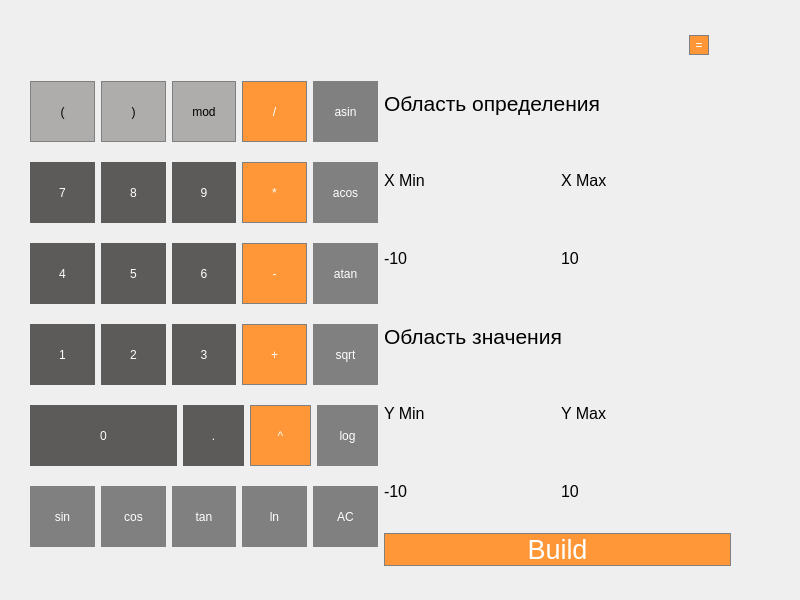
This is src/app/mainwindow.ui in SSkimos/smart_calc as Qt 5 draws it before an edit. The edited form follows.
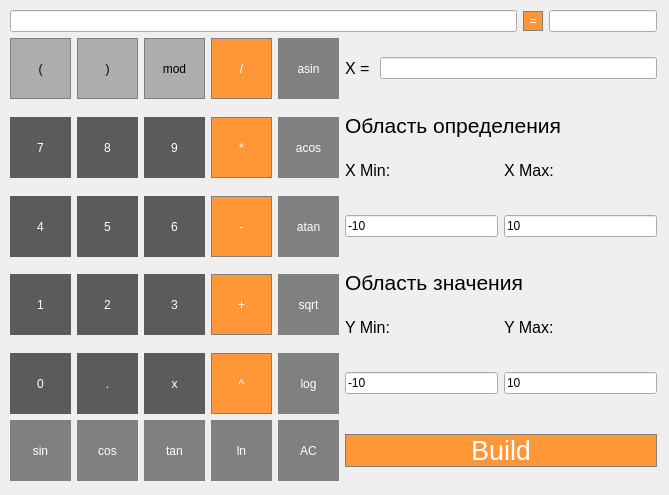
This is the edited form.

Diff of the .ui file:
```diff
--- a/src/app/mainwindow.ui
+++ b/src/app/mainwindow.ui
@@ -6,8 +6,8 @@
    <rect>
     <x>0</x>
     <y>0</y>
-    <width>800</width>
-    <height>600</height>
+    <width>669</width>
+    <height>495</height>
    </rect>
   </property>
   <property name="windowTitle">
@@ -17,35 +17,20 @@
    <widget class="QWidget" name="layoutWidget">
     <property name="geometry">
      <rect>
-      <x>30</x>
-      <y>30</y>
-      <width>701</width>
-      <height>536</height>
+      <x>10</x>
+      <y>10</y>
+      <width>647</width>
+      <height>471</height>
      </rect>
     </property>
     <layout class="QVBoxLayout" name="verticalLayout_3">
      <item>
       <layout class="QHBoxLayout" name="horizontalLayout_9">
-       <item>
-        <widget class="QLabel" name="label_str">
-         <property name="sizePolicy">
-          <sizepolicy hsizetype="MinimumExpanding" vsizetype="Fixed">
-           <horstretch>200</horstretch>
-           <verstretch>200</verstretch>
-          </sizepolicy>
-         </property>
-         <property name="font">
-          <font>
-           <pointsize>20</pointsize>
-          </font>
-         </property>
-         <property name="text">
-          <string/>
-         </property>
-        </widget>
-       </item>
        <item>
         <layout class="QHBoxLayout" name="horizontalLayout_10">
+         <item>
+          <widget class="QLineEdit" name="lineEdit_str"/>
+         </item>
          <item>
           <widget class="QPushButton" name="pushButton_ans">
            <property name="sizePolicy">
@@ -77,20 +62,18 @@
           </widget>
          </item>
          <item>
-          <widget class="QLabel" name="label_show">
+          <widget class="QLineEdit" name="lineEdit_ans">
            <property name="sizePolicy">
-            <sizepolicy hsizetype="Maximum" vsizetype="Fixed">
-             <horstretch>61</horstretch>
-             <verstretch>61</verstretch>
+            <sizepolicy hsizetype="Fixed" vsizetype="Fixed">
+             <horstretch>0</horstretch>
+             <verstretch>0</verstretch>
             </sizepolicy>
            </property>
-           <property name="font">
-            <font>
-             <pointsize>20</pointsize>
-            </font>
-           </property>
-           <property name="text">
-            <string/>
+           <property name="minimumSize">
+            <size>
+             <width>50</width>
+             <height>0</height>
+            </size>
            </property>
           </widget>
          </item>
@@ -224,6 +207,44 @@
              </property>
             </widget>
            </item>
+           <item>
+            <layout class="QHBoxLayout" name="horizontalLayout_18">
+             <item>
+              <widget class="QLabel" name="label_16">
+               <property name="sizePolicy">
+                <sizepolicy hsizetype="Minimum" vsizetype="Fixed">
+                 <horstretch>0</horstretch>
+                 <verstretch>0</verstretch>
+                </sizepolicy>
+               </property>
+               <property name="font">
+                <font>
+                 <pointsize>12</pointsize>
+                </font>
+               </property>
+               <property name="text">
+                <string>X = </string>
+               </property>
+              </widget>
+             </item>
+             <item>
+              <widget class="QLineEdit" name="lineEdit_x_val">
+               <property name="sizePolicy">
+                <sizepolicy hsizetype="Expanding" vsizetype="Fixed">
+                 <horstretch>0</horstretch>
+                 <verstretch>0</verstretch>
+                </sizepolicy>
+               </property>
+               <property name="minimumSize">
+                <size>
+                 <width>50</width>
+                 <height>0</height>
+                </size>
+               </property>
+              </widget>
+             </item>
+            </layout>
+           </item>
           </layout>
          </item>
          <item>
@@ -349,6 +370,56 @@
              </property>
             </widget>
            </item>
+           <item>
+            <layout class="QVBoxLayout" name="verticalLayout_4">
+             <item>
+              <widget class="QLabel" name="label_7">
+               <property name="sizePolicy">
+                <sizepolicy hsizetype="Expanding" vsizetype="Preferred">
+                 <horstretch>0</horstretch>
+                 <verstretch>0</verstretch>
+                </sizepolicy>
+               </property>
+               <property name="font">
+                <font>
+                 <pointsize>16</pointsize>
+                </font>
+               </property>
+               <property name="text">
+                <string>Область определения</string>
+               </property>
+              </widget>
+             </item>
+             <item>
+              <layout class="QHBoxLayout" name="horizontalLayout_16">
+               <item>
+                <widget class="QLabel" name="label_11">
+                 <property name="font">
+                  <font>
+                   <pointsize>12</pointsize>
+                  </font>
+                 </property>
+                 <property name="text">
+                  <string>X Min:</string>
+                 </property>
+                </widget>
+               </item>
+               <item>
+                <widget class="QLabel" name="label_12">
+                 <property name="font">
+                  <font>
+                   <pointsize>12</pointsize>
+                  </font>
+                 </property>
+                 <property name="text">
+                  <string>X Max:</string>
+                 </property>
+                </widget>
+               </item>
+              </layout>
+             </item>
+            </layout>
+           </item>
           </layout>
          </item>
          <item>
@@ -473,6 +544,36 @@
              </property>
             </widget>
            </item>
+           <item>
+            <layout class="QHBoxLayout" name="horizontalLayout_19">
+             <item>
+              <widget class="QLineEdit" name="lineEdit_x_min">
+               <property name="sizePolicy">
+                <sizepolicy hsizetype="Expanding" vsizetype="Fixed">
+                 <horstretch>0</horstretch>
+                 <verstretch>0</verstretch>
+                </sizepolicy>
+               </property>
+               <property name="text">
+                <string>-10</string>
+               </property>
+              </widget>
+             </item>
+             <item>
+              <widget class="QLineEdit" name="lineEdit_x_max">
+               <property name="sizePolicy">
+                <sizepolicy hsizetype="Expanding" vsizetype="Fixed">
+                 <horstretch>0</horstretch>
+                 <verstretch>0</verstretch>
+                </sizepolicy>
+               </property>
+               <property name="text">
+                <string>10</string>
+               </property>
+              </widget>
+             </item>
+            </layout>
+           </item>
           </layout>
          </item>
          <item>
@@ -597,6 +698,60 @@
              </property>
             </widget>
            </item>
+           <item>
+            <layout class="QVBoxLayout" name="verticalLayout_5">
+             <item>
+              <widget class="QLabel" name="label_13">
+               <property name="sizePolicy">
+                <sizepolicy hsizetype="Expanding" vsizetype="Preferred">
+                 <horstretch>0</horstretch>
+                 <verstretch>0</verstretch>
+                </sizepolicy>
+               </property>
+               <property name="font">
+                <font>
+                 <pointsize>16</pointsize>
+                </font>
+               </property>
+               <property name="text">
+                <string>Область значения</string>
+               </property>
+              </widget>
+             </item>
+             <item>
+              <layout class="QVBoxLayout" name="verticalLayout_6">
+               <item>
+                <layout class="QHBoxLayout" name="horizontalLayout_17">
+                 <item>
+                  <widget class="QLabel" name="label_14">
+                   <property name="font">
+                    <font>
+                     <pointsize>12</pointsize>
+                    </font>
+                   </property>
+                   <property name="text">
+                    <string>Y Min:</string>
+                   </property>
+                  </widget>
+                 </item>
+                 <item>
+                  <widget class="QLabel" name="label_15">
+                   <property name="font">
+                    <font>
+                     <pointsize>12</pointsize>
+                    </font>
+                   </property>
+                   <property name="text">
+                    <string>Y Max:</string>
+                   </property>
+                  </widget>
+                 </item>
+                </layout>
+               </item>
+              </layout>
+             </item>
+            </layout>
+           </item>
           </layout>
          </item>
          <item>
@@ -625,32 +780,56 @@
              </property>
             </widget>
            </item>
+           <item>
+            <widget class="QPushButton" name="pushButton_dot">
+             <property name="minimumSize">
+              <size>
+               <width>61</width>
+               <height>61</height>
+              </size>
+             </property>
+             <property name="styleSheet">
+              <string notr="true">QPushButton {
+	background-color:  rgb(93, 91, 89);
+	color: white;
+	border: 1px rgb(134, 132, 130);
+}
+QPushButton:pressed {
+	background-color: qlinegradient(x1: 0, y1: 0, x2: 0, y2: 1
+	stop: 0 #FF7832, stop: 1 #FF9739)
+}</string>
+             </property>
+             <property name="text">
+              <string>.</string>
+             </property>
+            </widget>
+           </item>
+           <item>
+            <widget class="QPushButton" name="pushButton_x">
+             <property name="minimumSize">
+              <size>
+               <width>61</width>
+               <height>61</height>
+              </size>
+             </property>
+             <property name="styleSheet">
+              <string notr="true">QPushButton {
+	background-color:  rgb(93, 91, 89);
+	color: white;
+	border: 1px rgb(134, 132, 130);
+}
+QPushButton:pressed {
+	background-color: qlinegradient(x1: 0, y1: 0, x2: 0, y2: 1
+	stop: 0 #FF7832, stop: 1 #FF9739)
+}</string>
+             </property>
+             <property name="text">
+              <string>x</string>
+             </property>
+            </widget>
+           </item>
            <item>
             <layout class="QHBoxLayout" name="horizontalLayout_11">
-             <item>
-              <widget class="QPushButton" name="pushButton_dot">
-               <property name="minimumSize">
-                <size>
-                 <width>61</width>
-                 <height>61</height>
-                </size>
-               </property>
-               <property name="styleSheet">
-                <string notr="true">QPushButton {
-	background-color:  rgb(93, 91, 89);
-	color: white;
-	border: 1px rgb(134, 132, 130);
-}
-QPushButton:pressed {
-	background-color: qlinegradient(x1: 0, y1: 0, x2: 0, y2: 1
-	stop: 0 #FF7832, stop: 1 #FF9739)
-}</string>
-               </property>
-               <property name="text">
-                <string>.</string>
-               </property>
-              </widget>
-             </item>
              <item>
               <widget class="QPushButton" name="pushButton_exp">
                <property name="minimumSize">
@@ -699,6 +878,36 @@
                </property>
               </widget>
              </item>
+             <item>
+              <layout class="QHBoxLayout" name="horizontalLayout_20">
+               <item>
+                <widget class="QLineEdit" name="lineEdit_y_min">
+                 <property name="sizePolicy">
+                  <sizepolicy hsizetype="MinimumExpanding" vsizetype="Fixed">
+                   <horstretch>0</horstretch>
+                   <verstretch>0</verstretch>
+                  </sizepolicy>
+                 </property>
+                 <property name="text">
+                  <string>-10</string>
+                 </property>
+                </widget>
+               </item>
+               <item>
+                <widget class="QLineEdit" name="lineEdit_y_max">
+                 <property name="sizePolicy">
+                  <sizepolicy hsizetype="Expanding" vsizetype="Fixed">
+                   <horstretch>0</horstretch>
+                   <verstretch>0</verstretch>
+                  </sizepolicy>
+                 </property>
+                 <property name="text">
+                  <string>10</string>
+                 </property>
+                </widget>
+               </item>
+              </layout>
+             </item>
             </layout>
            </item>
           </layout>
@@ -825,157 +1034,21 @@
              </property>
             </widget>
            </item>
-          </layout>
-         </item>
-        </layout>
-       </item>
-       <item>
-        <layout class="QVBoxLayout" name="verticalLayout_2">
-         <item>
-          <widget class="QLabel" name="label_3">
-           <property name="font">
-            <font>
-             <pointsize>16</pointsize>
-            </font>
-           </property>
-           <property name="text">
-            <string>Область определения</string>
-           </property>
-          </widget>
-         </item>
-         <item>
-          <layout class="QHBoxLayout" name="horizontalLayout_8">
            <item>
-            <widget class="QLabel" name="label_4">
-             <property name="font">
-              <font>
-               <pointsize>12</pointsize>
-              </font>
+            <widget class="QPushButton" name="pushButton_build">
+             <property name="sizePolicy">
+              <sizepolicy hsizetype="Expanding" vsizetype="Fixed">
+               <horstretch>0</horstretch>
+               <verstretch>0</verstretch>
+              </sizepolicy>
              </property>
-             <property name="text">
-              <string>X Min</string>
-             </property>
-            </widget>
-           </item>
-           <item>
-            <widget class="QLabel" name="label_5">
              <property name="font">
               <font>
-               <pointsize>12</pointsize>
+               <pointsize>20</pointsize>
               </font>
              </property>
-             <property name="text">
-              <string>X Max</string>
-             </property>
-            </widget>
-           </item>
-          </layout>
-         </item>
-         <item>
-          <layout class="QHBoxLayout" name="horizontalLayout_12">
-           <item>
-            <widget class="QLabel" name="label_6">
-             <property name="font">
-              <font>
-               <pointsize>12</pointsize>
-              </font>
-             </property>
-             <property name="text">
-              <string>-10</string>
-             </property>
-            </widget>
-           </item>
-           <item>
-            <widget class="QLabel" name="label_7">
-             <property name="font">
-              <font>
-               <pointsize>12</pointsize>
-              </font>
-             </property>
-             <property name="text">
-              <string>10</string>
-             </property>
-            </widget>
-           </item>
-          </layout>
-         </item>
-         <item>
-          <widget class="QLabel" name="label_8">
-           <property name="font">
-            <font>
-             <pointsize>16</pointsize>
-            </font>
-           </property>
-           <property name="text">
-            <string>Область значения</string>
-           </property>
-          </widget>
-         </item>
-         <item>
-          <layout class="QHBoxLayout" name="horizontalLayout_13">
-           <item>
-            <widget class="QLabel" name="label_9">
-             <property name="font">
-              <font>
-               <pointsize>12</pointsize>
-              </font>
-             </property>
-             <property name="text">
-              <string>Y Min</string>
-             </property>
-            </widget>
-           </item>
-           <item>
-            <widget class="QLabel" name="label_10">
-             <property name="font">
-              <font>
-               <pointsize>12</pointsize>
-              </font>
-             </property>
-             <property name="text">
-              <string>Y Max</string>
-             </property>
-            </widget>
-           </item>
-          </layout>
-         </item>
-         <item>
-          <layout class="QHBoxLayout" name="horizontalLayout_14">
-           <item>
-            <widget class="QLabel" name="label_11">
-             <property name="font">
-              <font>
-               <pointsize>12</pointsize>
-              </font>
-             </property>
-             <property name="text">
-              <string>-10</string>
-             </property>
-            </widget>
-           </item>
-           <item>
-            <widget class="QLabel" name="label_12">
-             <property name="font">
-              <font>
-               <pointsize>12</pointsize>
-              </font>
-             </property>
-             <property name="text">
-              <string>10</string>
-             </property>
-            </widget>
-           </item>
-          </layout>
-         </item>
-         <item>
-          <widget class="QPushButton" name="pushButton_build">
-           <property name="font">
-            <font>
-             <pointsize>20</pointsize>
-            </font>
-           </property>
-           <property name="styleSheet">
-            <string notr="true">QPushButton {
+             <property name="styleSheet">
+              <string notr="true">QPushButton {
 	background-color: rgb(255, 151, 57);
 	color: white;
 	border: 1px solid gray;
@@ -984,11 +1057,13 @@
 	background-color: qlinegradient(x1: 0, y1: 0, x2: 0, y2: 1
 	stop: 0 #FF7832, stop: 1 #FF9739)
 }</string>
-           </property>
-           <property name="text">
-            <string>Build</string>
-           </property>
-          </widget>
+             </property>
+             <property name="text">
+              <string>Build</string>
+             </property>
+            </widget>
+           </item>
+          </layout>
          </item>
         </layout>
        </item>
```
